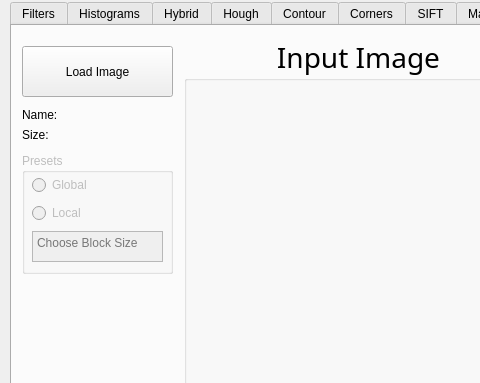
The window that Task 5/UI/GUI.ui (ForthePareto/SpikeCV) describes before a commit, drawn with Qt 5; both pictures show x 0 to 480 and y 0 to 383 of the 944 by 660 pixel window.
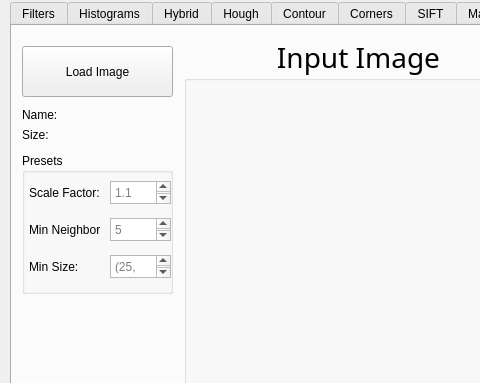
The same window after the commit. The open tabs and pages were chosen to show the change. Custom widgets are drawn as their Qt base class.

The edit to the form file:
```diff
--- a/Task 5/UI/GUI.ui
+++ b/Task 5/UI/GUI.ui
@@ -4176,12 +4176,12 @@
             <item row="7" column="0">
              <widget class="QGroupBox" name="freqDomainGroup_5">
               <property name="enabled">
-               <bool>false</bool>
+               <bool>true</bool>
               </property>
               <property name="minimumSize">
                <size>
                 <width>151</width>
-                <height>121</height>
+                <height>141</height>
                </size>
               </property>
               <property name="title">
@@ -4190,61 +4190,102 @@
               <widget class="QWidget" name="verticalLayoutWidget_9">
                <property name="geometry">
                 <rect>
-                 <x>10</x>
+                 <x>3</x>
                  <y>20</y>
-                 <width>131</width>
-                 <height>91</height>
+                 <width>151</width>
+                 <height>113</height>
                 </rect>
                </property>
                <layout class="QVBoxLayout" name="verticalLayout_27">
                 <item>
-                 <widget class="QRadioButton" name="threshGlobal_btn_2">
+                 <layout class="QHBoxLayout" name="horizontalLayout_19">
+                  <item>
+                   <widget class="QLabel" name="label">
+                    <property name="maximumSize">
+                     <size>
+                      <width>71</width>
+                      <height>31</height>
+                     </size>
+                    </property>
                   <property name="text">
-                   <string>Global</string>
+                     <string>Scale Factor:</string>
                   </property>
                  </widget>
                 </item>
                 <item>
-                 <widget class="QRadioButton" name="threshLocal_btn_2">
-                  <property name="text">
-                   <string>Local</string>
-                  </property>
-                 </widget>
-                </item>
+                   <widget class="QTextEdit" name="faceDetmenuScaleFactor_textEdit">
+                    <property name="maximumSize">
+                     <size>
+                      <width>61</width>
+                      <height>23</height>
+                     </size>
+                    </property>
+                    <property name="placeholderText">
+                     <string>1.1</string>
+                    </property>
+                   </widget>
+                  </item>
+                 </layout>
+                </item>
                 <item>
-                 <widget class="QTextEdit" name="threshTextEdit_2">
-                  <property name="enabled">
-                   <bool>false</bool>
-                  </property>
+                 <layout class="QHBoxLayout" name="horizontalLayout_20">
+                  <item>
+                   <widget class="QLabel" name="label_2">
                   <property name="maximumSize">
                    <size>
-                    <width>16777215</width>
+                      <width>71</width>
                     <height>31</height>
                    </size>
                   </property>
-                  <property name="autoFormatting">
-                   <set>QTextEdit::AutoNone</set>
-                  </property>
-                  <property name="readOnly">
-                   <bool>false</bool>
-                  </property>
-                  <property name="markdown">
-                   <string/>
-                  </property>
-                  <property name="html">
-                   <string>&lt;!DOCTYPE HTML PUBLIC &quot;-//W3C//DTD HTML 4.0//EN&quot; &quot;http://www.w3.org/TR/REC-html40/strict.dtd&quot;&gt;
-&lt;html&gt;&lt;head&gt;&lt;meta name=&quot;qrichtext&quot; content=&quot;1&quot; /&gt;&lt;style type=&quot;text/css&quot;&gt;
-p, li { white-space: pre-wrap; }
-&lt;/style&gt;&lt;/head&gt;&lt;body style=&quot; font-family:'MS Shell Dlg 2'; font-size:8.25pt; font-weight:400; font-style:normal;&quot;&gt;
-&lt;p style=&quot;-qt-paragraph-type:empty; margin-top:0px; margin-bottom:0px; margin-left:0px; margin-right:0px; -qt-block-indent:0; text-indent:0px;&quot;&gt;&lt;br /&gt;&lt;/p&gt;&lt;/body&gt;&lt;/html&gt;</string>
-                  </property>
-                  <property name="overwriteMode">
-                   <bool>true</bool>
-                  </property>
+                    <property name="text">
+                     <string>Min Neighbors:</string>
+                    </property>
+                   </widget>
+                  </item>
+                  <item>
+                   <widget class="QTextEdit" name="faceDetmenuMinNei_textEdit">
+                    <property name="maximumSize">
+                     <size>
+                      <width>61</width>
+                      <height>23</height>
+                     </size>
+                    </property>
+                    <property name="placeholderText">
+                     <string>5</string>
+                    </property>
+                   </widget>
+                  </item>
+                 </layout>
+                </item>
+                <item>
+                 <layout class="QHBoxLayout" name="horizontalLayout_21">
+                  <item>
+                   <widget class="QLabel" name="label_3">
+                    <property name="maximumSize">
+                     <size>
+                      <width>71</width>
+                      <height>31</height>
+                     </size>
+                    </property>
+                    <property name="text">
+                     <string>Min Size:</string>
+                    </property>
+                   </widget>
+                  </item>
+                  <item>
+                   <widget class="QTextEdit" name="faceDetmenuminSize_textEdit">
+                    <property name="maximumSize">
+                     <size>
+                      <width>61</width>
+                      <height>23</height>
+                     </size>
+                    </property>
                   <property name="placeholderText">
-                   <string>Choose Block Size</string>
-                  </property>
-                 </widget>
+                     <string>(25, 25)</string>
+                    </property>
+                   </widget>
+                  </item>
+                 </layout>
                 </item>
                </layout>
               </widget>
```
Left out of the diff: 2 changed lines with no effect on the pictures. Lines whose indentation alone changed are shown as unchanged.
